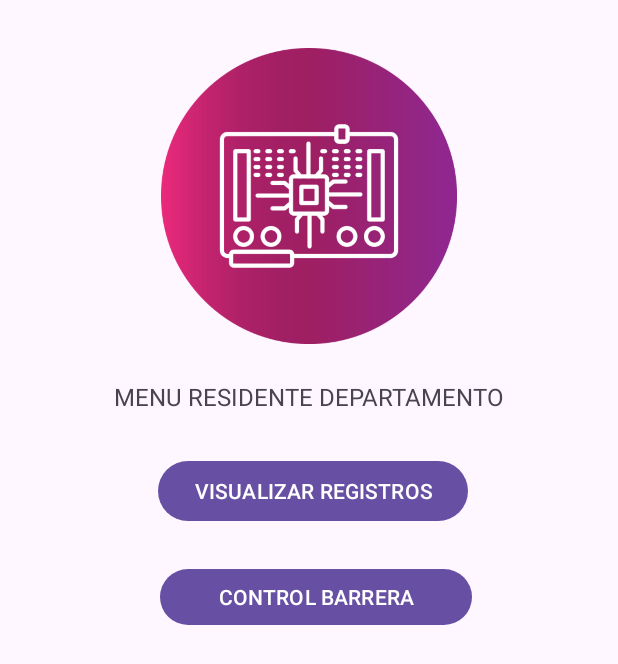
After one commit to Fabithelast25/IoT_Arduino_FRobles_BSilva, an Android app: the MenuResidente screen opened directly, with no data from a screen before it, on a phone screen of 412 x 824 dp. The commit adds this screen. Shown: the top 664 px of the screen. Run offline under Robolectric (Android 15) with nearby library versions, the phone set to English and light mode, and no system bars.

Commit message:
Update Menu Residente

```diff
--- a/app/src/main/AndroidManifest.xml
+++ b/app/src/main/AndroidManifest.xml
@@ -17,6 +17,9 @@
         android:theme="@style/Theme.MovilArduino"
         android:usesCleartextTraffic="true"
         tools:replace="android:icon">
+        <activity
+            android:name=".MenuResidente"
+            android:exported="false" />
         <activity
             android:name=".EditarUsuario"
             android:exported="false" />
--- a/app/src/main/java/com/example/movilarduino/MainActivity.kt
+++ b/app/src/main/java/com/example/movilarduino/MainActivity.kt
@@ -55,7 +55,7 @@ class MainActivity : AppCompatActivity() {
         if (!android.util.Patterns.EMAIL_ADDRESS.matcher(email).matches()) {
             SweetAlertDialog(this, SweetAlertDialog.ERROR_TYPE)
                 .setTitleText("Email inválido")
-                .setContentText("Ingrese un email con un formato válido")
+                .setContentText("Ingrese un email válido")
                 .show()
             return
         }
@@ -74,12 +74,14 @@ class MainActivity : AppCompatActivity() {
                         val primeraVez = json.getInt("primera_vez")
                         val idUsuario = json.getInt("id_usuario")
                         val idDepartamento = json.getInt("id_departamento")
+                        val rol = json.getString("rol")  // 👈 AQUI RECIBIMOS EL ROL
 
                         // Guardar IDs en SharedPreferences
                         val prefs = getSharedPreferences("user_data", MODE_PRIVATE)
                         prefs.edit().apply {
                             putInt("id_usuario", idUsuario)
                             putInt("id_departamento", idDepartamento)
+                            putString("rol", rol)
                             apply()
                         }
 
@@ -98,13 +100,23 @@ class MainActivity : AppCompatActivity() {
                                 .show()
 
                         } else {
+
                             SweetAlertDialog(this, SweetAlertDialog.SUCCESS_TYPE)
                                 .setTitleText("Bienvenido!")
                                 .setContentText("Inicio de sesión exitoso")
                                 .setConfirmText("Continuar")
                                 .setConfirmClickListener {
-                                    val intent = Intent(this, MenuAdministrador::class.java)
+
+                                    // 💥 VALIDACIÓN SEGÚN ROL
+                                    val nextScreen = when (rol) {
+                                        "Residente" -> MenuResidente::class.java
+                                        "Administrador" -> MenuAdministrador::class.java
+                                        else -> MenuAdministrador::class.java // fallback
+                                    }
+
+                                    val intent = Intent(this, nextScreen)
                                     startActivity(intent)
+
                                     it.dismissWithAnimation()
                                 }
                                 .show()
--- /dev/null
+++ b/app/src/main/java/com/example/movilarduino/MenuResidente.kt
@@ -0,0 +1,33 @@
+package com.example.movilarduino
+
+import android.annotation.SuppressLint
+import android.content.Intent
+import android.os.Bundle
+import android.widget.Button
+import androidx.activity.enableEdgeToEdge
+import androidx.appcompat.app.AppCompatActivity
+import androidx.core.view.ViewCompat
+import androidx.core.view.WindowInsetsCompat
+
+private lateinit var btnviewregisters: Button
+
+class MenuResidente : AppCompatActivity() {
+    @SuppressLint("MissingInflatedId")
+    override fun onCreate(savedInstanceState: Bundle?) {
+        super.onCreate(savedInstanceState)
+        enableEdgeToEdge()
+        setContentView(R.layout.activity_menu_residente)
+        ViewCompat.setOnApplyWindowInsetsListener(findViewById(R.id.main)) { v, insets ->
+            val systemBars = insets.getInsets(WindowInsetsCompat.Type.systemBars())
+            v.setPadding(systemBars.left, systemBars.top, systemBars.right, systemBars.bottom)
+            insets
+        }
+
+        btnviewregisters = findViewById(R.id.buttonViewRegistersResidente)
+
+        btnviewregisters.setOnClickListener {
+            val intent = Intent(this, EventosAcceso::class.java)
+            startActivity(intent)
+        }
+    }
+}
--- /dev/null
+++ b/app/src/main/res/layout/activity_menu_residente.xml
@@ -0,0 +1,61 @@
+<?xml version="1.0" encoding="utf-8"?>
+<androidx.constraintlayout.widget.ConstraintLayout xmlns:android="http://schemas.android.com/apk/res/android"
+    xmlns:app="http://schemas.android.com/apk/res-auto"
+    xmlns:tools="http://schemas.android.com/tools"
+    android:id="@+id/main"
+    android:layout_width="match_parent"
+    android:layout_height="match_parent"
+    tools:context=".MenuResidente">
+
+    <Button
+        android:id="@+id/button3"
+        android:layout_width="208dp"
+        android:layout_height="45dp"
+        android:layout_marginStart="24dp"
+        android:layout_marginTop="24dp"
+        android:layout_marginEnd="24dp"
+        android:text="CONTROL BARRERA"
+        app:layout_constraintEnd_toEndOf="parent"
+        app:layout_constraintHorizontal_bias="0.529"
+        app:layout_constraintStart_toStartOf="parent"
+        app:layout_constraintTop_toBottomOf="@+id/buttonViewRegistersResidente" />
+
+    <ImageView
+        android:id="@+id/imageView9"
+        android:layout_width="212dp"
+        android:layout_height="197dp"
+        android:layout_marginStart="24dp"
+        android:layout_marginTop="32dp"
+        android:layout_marginEnd="24dp"
+        app:layout_constraintEnd_toEndOf="parent"
+        app:layout_constraintStart_toStartOf="parent"
+        app:layout_constraintTop_toTopOf="parent"
+        app:srcCompat="@drawable/logo_arduino" />
+
+    <TextView
+        android:id="@+id/textView10"
+        android:layout_width="wrap_content"
+        android:layout_height="wrap_content"
+        android:layout_marginStart="24dp"
+        android:layout_marginTop="24dp"
+        android:layout_marginEnd="24dp"
+        android:text="MENU RESIDENTE DEPARTAMENTO"
+        android:textSize="16sp"
+        app:layout_constraintEnd_toEndOf="parent"
+        app:layout_constraintStart_toStartOf="parent"
+        app:layout_constraintTop_toBottomOf="@+id/imageView9" />
+
+    <Button
+        android:id="@+id/buttonViewRegistersResidente"
+        android:layout_width="wrap_content"
+        android:layout_height="wrap_content"
+        android:layout_marginStart="24dp"
+        android:layout_marginTop="28dp"
+        android:layout_marginEnd="24dp"
+        android:text="VISUALIZAR REGISTROS"
+        app:layout_constraintEnd_toEndOf="parent"
+        app:layout_constraintHorizontal_bias="0.518"
+        app:layout_constraintStart_toStartOf="parent"
+        app:layout_constraintTop_toBottomOf="@+id/textView10" />
+
+</androidx.constraintlayout.widget.ConstraintLayout>
```
